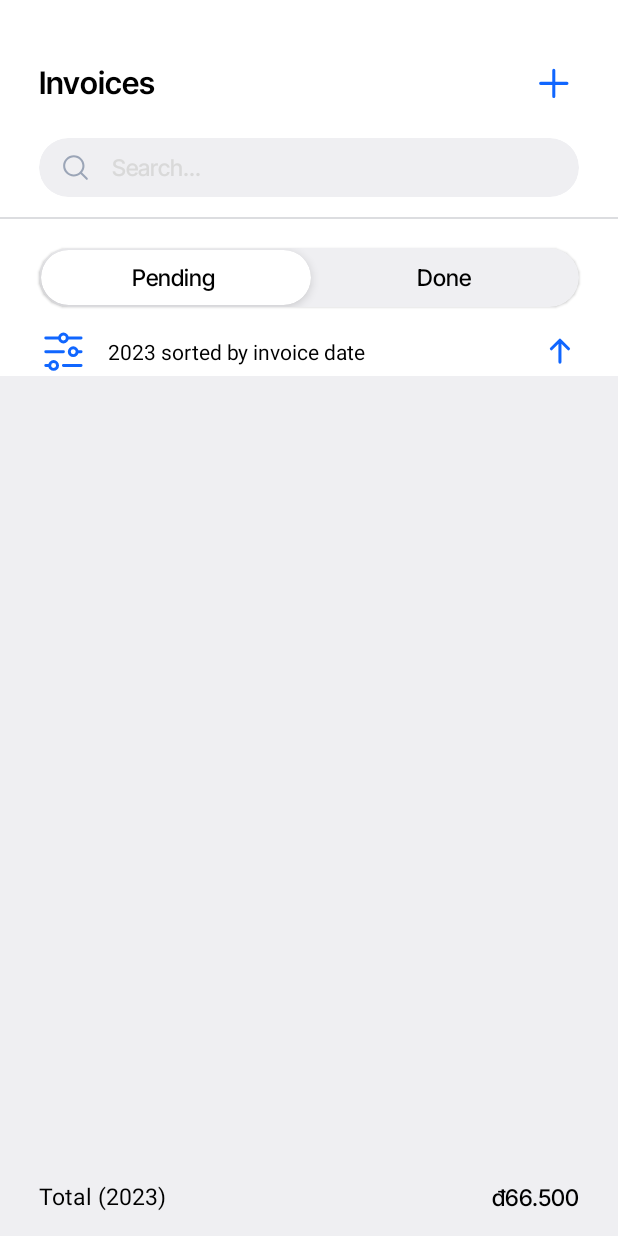
After one commit to Phandung1312/InvoiceMaker, an Android app: the layout fragment_invoices.xml on its own in the app's theme, with its tools: preview values and no code run, on a phone screen of 412 x 824 dp. The commit adds this screen. Run offline under Robolectric (Android 15) with nearby library versions, the phone set to English and light mode, and no system bars.

Commit message:
Create Invoices UI

```diff
--- a/gradle/libs.versions.toml
+++ b/gradle/libs.versions.toml
@@ -92,7 +92,7 @@ coroutines-core = { module = "org.jetbrains.kotlinx:kotlinx-coroutines-core", ve
 lottie = {module = "com.airbnb.android:lottie", version.ref = "lottie"}
 timber = { module = "com.jakewharton.timber:timber", version.ref = "timber"}
 gson = { module = "com.google.code.gson:gson", version.ref = "gson"}
-sweetalert = {module = "com.github.f0ris.sweetalert:library",version.ref= "sweetalert"}
+
 firebase-bom = {module = "com.google.firebase:firebase-bom", version.ref = "firebaseBom"}
 firebase-analytics = {module = "com.google.firebase:firebase-analytics-ktx"}
 firebase-crashlytics = {module = "com.google.firebase:firebase-crashlytics-ktx"}
@@ -134,6 +134,9 @@ itext = {module = "com.itextpdf:itextpdf", version.ref = "itext"}
 dexter = {module = "com.karumi:dexter", version.ref = "dexter"}
 
 zoomage= {module ="com.jsibbold:zoomage" , version.ref = "zoomage"}
+
+
+sweetalert = {module = "com.github.f0ris.sweetalert:library",version.ref= "sweetalert"}
 [plugins]
 com-android-application = { id = "com.android.application", version.ref = "agp" }
 org-jetbrains-kotlin-android = { id = "org.jetbrains.kotlin.android", version.ref = "org-jetbrains-kotlin-android" }
--- a/presentation/src/main/java/com/bravo/invoice/ui/create_invoice/design_logo/AdjustLogoActivity.kt
+++ b/presentation/src/main/java/com/bravo/invoice/ui/create_invoice/design_logo/AdjustLogoActivity.kt
@@ -41,9 +41,6 @@ class AdjustLogoActivity : BaseActivity<ActivityAdjustLogoBinding>(ActivityAdjus
         invoiceDesign = pref.invoiceDesignedTemp.get()
         invoiceDesign.logo.bitmap = invoicePool.logo
         invoiceDesign.additionalImageUI.bitmap = invoicePool.additionalImage
-        invoiceDesign.logo.size = invoiceDesign.logo.size
-        invoiceDesign.logo.alignment = invoiceDesign.logo.alignment
-        invoiceDesign.additionalImageUI.size = invoiceDesign.additionalImageUI.size
         setSelection()
     }
     private fun setSelection(){
--- /dev/null
+++ b/presentation/src/main/res/layout/fragment_invoices.xml
@@ -0,0 +1,308 @@
+<?xml version="1.0" encoding="utf-8"?>
+<layout xmlns:tools="http://schemas.android.com/tools"
+    xmlns:app="http://schemas.android.com/apk/res-auto"
+    xmlns:android="http://schemas.android.com/apk/res/android">
+    <data class="InvoicesClass">
+        <variable
+            name="fragment"
+            type="com.bravo.invoice.ui.main.invoices.InvoicesFragment" />
+        <variable
+            name="isVisible"
+            type="Boolean" />
+    </data>
+    <androidx.constraintlayout.widget.ConstraintLayout
+        android:layout_width="match_parent"
+        android:layout_height="match_parent">
+
+        <RelativeLayout
+
+            android:id="@+id/relativeLayout7"
+            android:layout_width="match_parent"
+            android:layout_height="wrap_content"
+            android:layout_marginTop="@dimen/_30sdp"
+            android:paddingStart="@dimen/page"
+            android:paddingEnd="@dimen/page"
+            app:layout_constraintTop_toTopOf="parent">
+
+            <TextView
+                style="@style/top_center_title_text"
+                android:layout_width="wrap_content"
+                android:layout_height="wrap_content"
+                android:text="Invoices"
+                app:layout_constraintStart_toStartOf="parent"
+                app:layout_constraintTop_toTopOf="parent" />
+
+            <androidx.appcompat.widget.AppCompatImageView
+                android:id="@+id/iv_add"
+                android:layout_width="wrap_content"
+                android:layout_height="wrap_content"
+                android:layout_alignParentEnd="true"
+                android:background="?android:attr/selectableItemBackgroundBorderless"
+                android:src="@drawable/ic_plus" />
+
+            <androidx.appcompat.widget.AppCompatImageView
+                visibleView="@{isVisible}"
+                android:visibility="gone"
+                android:layout_width="wrap_content"
+                android:layout_height="wrap_content"
+                android:layout_centerVertical="true"
+                android:layout_marginEnd="@dimen/_10sdp"
+                android:layout_toStartOf="@+id/iv_add"
+                android:background="?android:attr/selectableItemBackgroundBorderless"
+                android:src="@drawable/ic_checked" />
+        </RelativeLayout>
+
+        <androidx.constraintlayout.widget.ConstraintLayout
+            visibleView="@{isVisible}"
+            android:layout_width="match_parent"
+            android:layout_height="0dp"
+            app:layout_constraintBottom_toBottomOf="parent"
+            app:layout_constraintTop_toBottomOf="@+id/relativeLayout7"
+            tools:visibility="visible">
+
+            <com.google.android.material.card.MaterialCardView
+                android:id="@+id/search_view"
+                android:layout_width="match_parent"
+                android:layout_height="@dimen/_30sdp"
+                android:layout_marginStart="@dimen/page"
+                android:layout_marginTop="@dimen/_15sdp"
+                android:layout_marginEnd="@dimen/page"
+                app:cardBackgroundColor="@color/background_search_view"
+                app:cardCornerRadius="@dimen/_15sdp"
+                app:cardElevation="0dp"
+                app:layout_constraintTop_toTopOf="parent"
+                tools:layout_editor_absoluteX="26dp">
+
+                <RelativeLayout
+                    android:layout_width="match_parent"
+                    android:layout_height="match_parent">
+
+                    <ImageView
+                        android:id="@+id/search"
+                        android:layout_width="wrap_content"
+                        android:layout_height="wrap_content"
+                        android:layout_centerVertical="true"
+                        android:layout_marginStart="@dimen/_10sdp"
+                        android:src="@drawable/ic_searchbar" />
+
+                    <EditText
+                        android:id="@+id/ed_search"
+                        android:layout_width="match_parent"
+                        android:layout_height="match_parent"
+                        android:layout_marginStart="@dimen/_10sdp"
+                        android:layout_toEndOf="@+id/search"
+                        android:background="@null"
+                        android:fontFamily="@font/inter_tight_medium"
+                        android:hint="Search..."
+                        android:textColorHint="@color/color_hint_edt"
+                        android:textSize="@dimen/secondTextSize" />
+                </RelativeLayout>
+            </com.google.android.material.card.MaterialCardView>
+
+            <View
+                android:id="@+id/view10"
+                android:layout_width="match_parent"
+                android:layout_height="1dp"
+                android:layout_marginTop="@dimen/_10sdp"
+                android:background="@color/gray_line"
+                app:layout_constraintTop_toBottomOf="@id/search_view" />
+
+            <com.google.android.material.card.MaterialCardView
+                android:id="@+id/materialCardView7"
+                android:layout_width="match_parent"
+                android:layout_height="@dimen/_30sdp"
+                android:layout_marginStart="@dimen/page"
+                android:layout_marginTop="@dimen/_15sdp"
+                android:layout_marginEnd="@dimen/page"
+                app:cardBackgroundColor="@color/background_search_view"
+                app:cardCornerRadius="@dimen/_25sdp"
+                app:layout_constraintTop_toBottomOf="@+id/view10"
+                tools:layout_editor_absoluteX="26dp">
+
+                <androidx.constraintlayout.widget.ConstraintLayout
+                    android:id="@+id/switch_layout"
+                    android:layout_width="match_parent"
+                    android:layout_height="match_parent">
+
+                    <View
+                        android:id="@+id/center_line"
+                        android:layout_width="1dp"
+                        android:layout_height="match_parent"
+                        app:layout_constraintEnd_toEndOf="parent"
+                        app:layout_constraintStart_toStartOf="parent" />
+
+                    <com.google.android.material.card.MaterialCardView
+                        android:id="@+id/btn_switch"
+                        android:layout_width="0dp"
+                        android:layout_height="match_parent"
+                        android:layout_margin="@dimen/_1sdp"
+                        app:cardBackgroundColor="@color/backgroundPrimary"
+                        app:cardCornerRadius="@dimen/_25sdp"
+                        app:cardElevation="4dp"
+                        app:layout_constraintEnd_toEndOf="parent"
+                        app:layout_constraintHorizontal_bias="0"
+                        app:layout_constraintStart_toStartOf="parent"
+                        app:layout_constraintWidth_percent="0.5"
+                        tools:layout_editor_absoluteY="1dp" />
+
+                    <TextView
+                        android:id="@+id/textView17"
+                        style="@style/primary_text"
+                        android:layout_width="0dp"
+                        android:layout_height="0dp"
+                        android:elevation="4dp"
+                        android:fontFamily="@font/inter_tight_medium"
+                        android:gravity="center"
+                        android:onClick="@{() -> fragment.onSwitch(fragment.PENDING)}"
+                        android:text="Pending"
+                        app:layout_constraintBottom_toBottomOf="parent"
+                        app:layout_constraintEnd_toStartOf="@id/center_line"
+                        app:layout_constraintStart_toStartOf="parent"
+                        app:layout_constraintTop_toTopOf="parent" />
+
+                    <TextView
+                        android:id="@+id/textView18"
+                        style="@style/primary_text"
+                        android:layout_width="0dp"
+                        android:layout_height="0dp"
+                        android:elevation="4dp"
+                        android:fontFamily="@font/inter_tight_medium"
+                        android:gravity="center"
+                        android:onClick="@{() -> fragment.onSwitch(fragment.DONE)}"
+                        android:text="Done"
+                        app:layout_constraintBottom_toBottomOf="parent"
+                        app:layout_constraintEnd_toEndOf="parent"
+                        app:layout_constraintStart_toEndOf="@+id/center_line"
+                        app:layout_constraintTop_toTopOf="parent" />
+                </androidx.constraintlayout.widget.ConstraintLayout>
+            </com.google.android.material.card.MaterialCardView>
+
+            <RelativeLayout
+                android:id="@+id/sort_layout"
+                android:layout_width="match_parent"
+                android:layout_height="wrap_content"
+                android:layout_alignParentBottom="true"
+                android:layout_marginTop="@dimen/_10sdp"
+                app:layout_constraintTop_toBottomOf="@+id/materialCardView7">
+
+                <LinearLayout
+                    android:layout_width="wrap_content"
+                    android:layout_height="wrap_content"
+                    android:layout_centerVertical="true"
+                    android:orientation="horizontal">
+
+                    <ImageView
+                        android:layout_width="@dimen/_25sdp"
+                        android:layout_height="@dimen/_25sdp"
+                        android:layout_gravity="center_vertical"
+                        android:layout_marginStart="@dimen/page"
+                        android:src="@drawable/ic_sorted" />
+
+                    <TextView
+                        android:id="@+id/tv_sort_option"
+                        android:layout_width="wrap_content"
+                        android:layout_height="wrap_content"
+                        android:layout_gravity="center_vertical"
+                        android:layout_marginStart="@dimen/_10sdp"
+                        android:text="2023 sorted by invoice date" />
+
+                </LinearLayout>
+
+                <ImageView
+                    android:id="@+id/iv_sort_type"
+                    android:layout_width="wrap_content"
+                    android:layout_height="wrap_content"
+                    android:layout_alignParentEnd="true"
+                    android:layout_centerVertical="true"
+                    android:layout_marginEnd="@dimen/page"
+                    android:src="@drawable/ic_top" />
+            </RelativeLayout>
+
+            <androidx.constraintlayout.widget.ConstraintLayout
+                android:layout_width="match_parent"
+                android:layout_height="0dp"
+                android:background="@color/background_search_view"
+                app:layout_constraintBottom_toBottomOf="parent"
+                app:layout_constraintTop_toBottomOf="@id/sort_layout">
+
+                <RelativeLayout
+                    android:layout_marginBottom="1dp"
+                    android:paddingTop="@dimen/_10sdp"
+                    android:paddingBottom="@dimen/_10sdp"
+                    android:paddingStart="@dimen/page"
+                    android:paddingEnd="@dimen/page"
+                    android:layout_width="match_parent"
+                    android:layout_height="wrap_content"
+                    app:layout_constraintBottom_toBottomOf="parent">
+                    <TextView
+                        style="@style/primary_text"
+                        android:text="Total (2023)"
+                        android:layout_width="wrap_content"
+                        android:layout_height="wrap_content"/>
+                    <TextView
+                        android:layout_alignParentEnd="true"
+                        style="@style/medium_black"
+                        android:text="đ66.500"
+                        android:layout_width="wrap_content"
+                        android:layout_height="wrap_content"/>
+                </RelativeLayout>
+            </androidx.constraintlayout.widget.ConstraintLayout>
+        </androidx.constraintlayout.widget.ConstraintLayout>
+
+        <androidx.constraintlayout.widget.ConstraintLayout
+            tools:visibility="gone"
+            visibleView="@{!isVisible}"
+            android:paddingStart="@dimen/page"
+            android:paddingEnd="@dimen/page"
+            android:layout_width="match_parent"
+            android:layout_height="0dp"
+            app:layout_constraintBottom_toBottomOf="parent"
+            app:layout_constraintTop_toBottomOf="@+id/relativeLayout7">
+
+            <androidx.appcompat.widget.AppCompatImageView
+                android:id="@+id/appCompatImageView5"
+                android:layout_width="@dimen/_120sdp"
+                android:layout_height="0dp"
+                android:layout_marginBottom="@dimen/_100sdp"
+                android:src="@drawable/background_invoices"
+                app:layout_constraintBottom_toBottomOf="parent"
+                app:layout_constraintDimensionRatio="180:169"
+                app:layout_constraintEnd_toEndOf="parent"
+                app:layout_constraintStart_toStartOf="parent"
+                app:layout_constraintTop_toTopOf="parent" />
+
+            <TextView
+                android:id="@+id/textView7"
+                android:layout_marginTop="@dimen/_10sdp"
+                android:layout_width="wrap_content"
+                android:layout_height="wrap_content"
+                android:fontFamily="@font/inter_tight_semi_bold"
+                android:text="Send invoices, get paid"
+                android:textColor="@color/textColorSecondary"
+                android:textSize="@dimen/largeTextSize"
+                app:layout_constraintEnd_toEndOf="parent"
+                app:layout_constraintStart_toStartOf="parent"
+                app:layout_constraintTop_toBottomOf="@+id/appCompatImageView5" />
+            <TextView
+                android:id="@+id/textView16"
+                style="@style/primary_text"
+                android:layout_width="wrap_content"
+                android:layout_height="wrap_content"
+                android:layout_marginTop="@dimen/_10sdp"
+                android:text="This is where invoice live. Check here to see if they’ve opened or paid."
+                android:textAlignment="center"
+                app:layout_constraintEnd_toEndOf="parent"
+                app:layout_constraintStart_toStartOf="parent"
+                app:layout_constraintTop_toBottomOf="@+id/textView7" />
+
+            <include
+                app:textButton = "@{`Create an invoice`}"
+                android:layout_marginBottom="@dimen/page"
+                android:layout_height="wrap_content"
+                android:layout_width="match_parent"
+                layout="@layout/button_blue_main"
+                app:layout_constraintBottom_toBottomOf="parent"
+                tools:layout_editor_absoluteX="26dp" />
+        </androidx.constraintlayout.widget.ConstraintLayout>
+    </androidx.constraintlayout.widget.ConstraintLayout>
+</layout>
--- a/presentation/src/main/res/values/colors.xml
+++ b/presentation/src/main/res/values/colors.xml
@@ -39,6 +39,8 @@
     <color name="background_addClient">#F6F7FA</color>
     <color name= "test">#FFCA7D</color>
 
+    <color name= "background_search_view">#EFEFF2</color>
+
 
 
 
--- a/presentation/src/main/res/values/sytles.xml
+++ b/presentation/src/main/res/values/sytles.xml
@@ -2,7 +2,7 @@
 <resources>
 
     <style name="primary_text">
-        <item name="android:textColor">@color/black</item>
+        <item name="android:textColor">@color/textColorPrimary</item>
         <item name="android:textSize">@dimen/secondTextSize</item>
     </style>
 
```
Also changed, not shown: presentation/src/main/java/com/bravo/invoice/ui/main/MainActivity.kt (+52 -120 lines), presentation/src/main/java/com/bravo/invoice/ui/main/MainViewModel.kt (added, +10 -0 lines), presentation/src/main/java/com/bravo/invoice/ui/main/invoices/InvoicesFragment.kt (added, +33 -0 lines), presentation/src/main/res/layout/activity_main.xml (+10 -7 lines), presentation/src/main/res/drawable/background_invoices.png (added).
